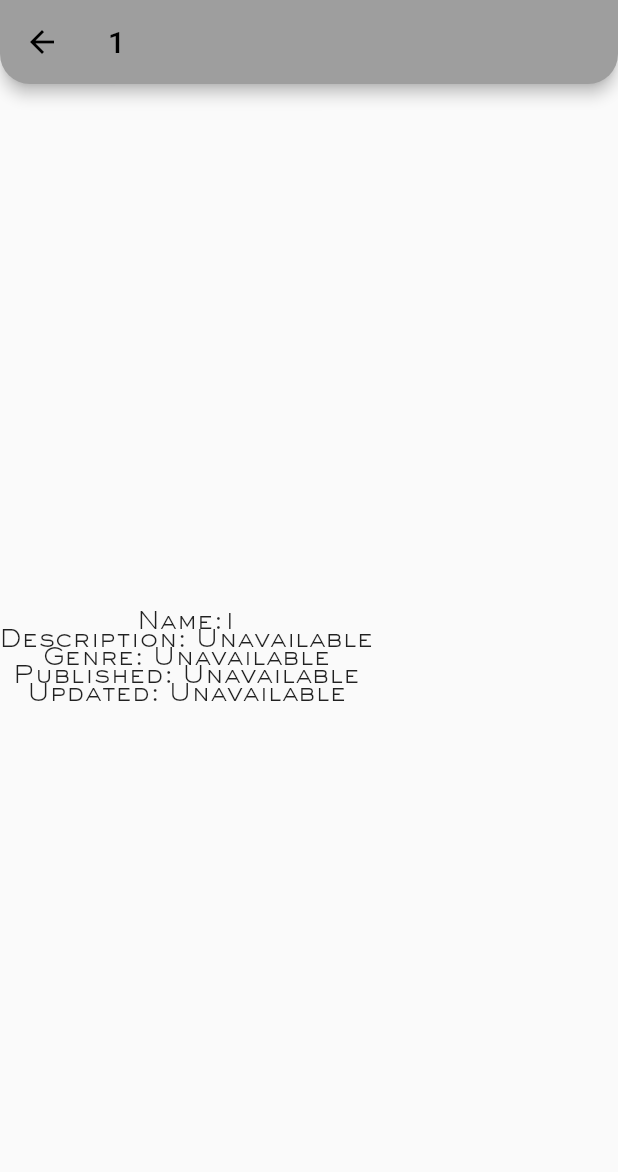
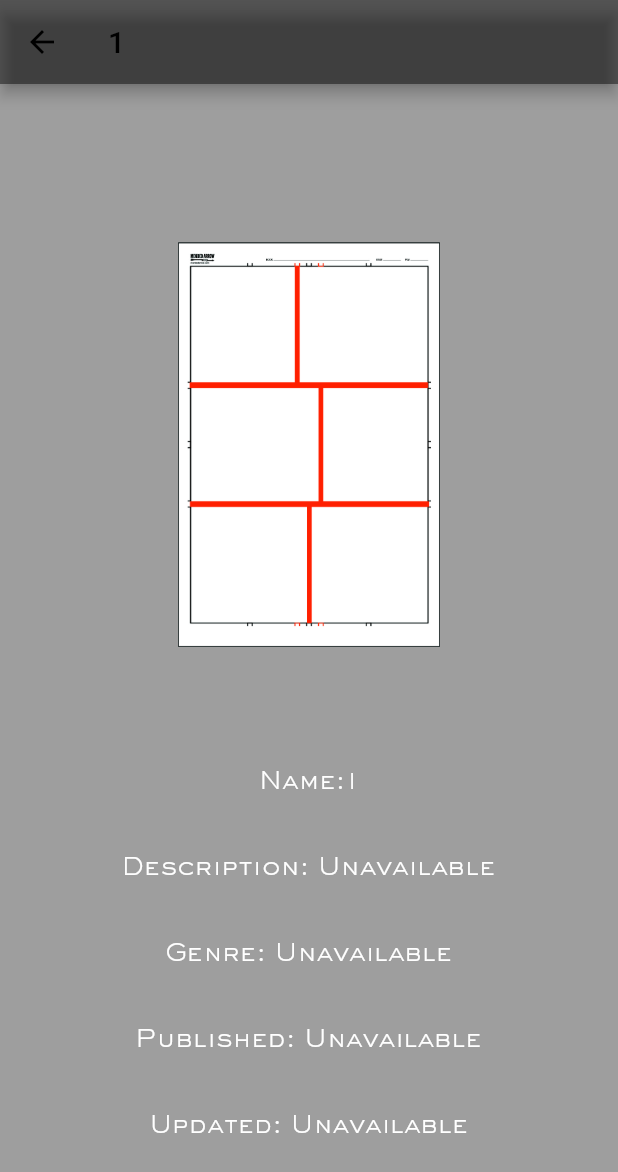
Before and after one commit to Nevermore-Interactive/Pipe-Drip, a Flutter app: the Catalogue screen opened directly, after a tap on an icon or button, on a phone screen of 412 x 824 dp. Shown: the top 1172 px of the screen. Run offline on Flutter 3.47's test engine with Material 2 defaults, Android fonts, the phone set to English and light mode, and no system bars; drawn by our look-alikes of auto_size_text.

Commit message:
completed indv page

```diff
--- a/lib/components/app_bar.dart
+++ b/lib/components/app_bar.dart
@@ -8,11 +8,6 @@ AppBar buildAppBar(
   Color textColor,
 ) {
   return AppBar(
-    shape: RoundedRectangleBorder(
-      borderRadius: BorderRadius.vertical(
-        bottom: Radius.circular(20),
-      ),
-    ),
     title: AutoSizeText(title,
         style: TextStyle(
           color: textColor,
--- a/lib/screens/catalogue.dart
+++ b/lib/screens/catalogue.dart
@@ -81,7 +81,7 @@ class Catalogue extends StatelessWidget {
       ),
     ];
     return Scaffold(
-      backgroundColor: Colors.grey,
+      backgroundColor: Colors.black12,
       appBar: buildAppBar(context, 'Catalogue', Colors.grey, Colors.black),
       body: ListView.builder(
           padding: EdgeInsets.only(top: 10.0),
@@ -90,7 +90,7 @@ class Catalogue extends StatelessWidget {
             return Padding(
               padding: const EdgeInsets.only(bottom: 8.0),
               child: Container(
-                color: Colors.black,
+                color: Colors.black54,
                 child: ListTile(
                     title: Text(
                       items[index].name,
--- a/lib/screens/home_screen.dart
+++ b/lib/screens/home_screen.dart
@@ -10,16 +10,7 @@ class Homescreen extends StatelessWidget {
   Widget build(BuildContext context) {
     return Scaffold(
       backgroundColor: Colors.black,
-      body: InkWell(
-        onTap: () {
-          //Navigator.push(
-          //context,
-          // MaterialPageRoute(
-          // builder: (context) => Menu(),
-          // )
-          // );
-        },
-        child: Center(
+      body: Center(
         child: Padding(
           padding: const EdgeInsets.only(top: 300.0),
           child: Column(
@@ -58,7 +49,6 @@ class Homescreen extends StatelessWidget {
           ),
         ),
       ),
-      ),
     );
   }
 }
--- a/lib/screens/indv_comic_det.dart
+++ b/lib/screens/indv_comic_det.dart
@@ -9,12 +9,22 @@ class IndvComicScreen extends StatelessWidget {
   @override
   Widget build(BuildContext context) {
     return Scaffold(
-      appBar: buildAppBar(context, item.name, Colors.grey, Colors.black),
-      body: Column(
+      backgroundColor: Colors.grey,
+      appBar: buildAppBar(context, item.name, Colors.black45, Colors.black),
+      body: Center(
+        child: Padding(
+          padding: EdgeInsets.all(20.0),
+          child: Column(
             children: <Widget>[
+              Image(
+                image: AssetImage(item.cover),
+                width: 175.0,
+                height: 350.0,
+              ),
               Text(
                 'Name:' + item.name ?? "No item",
                 style: TextStyle(
+                  color: Colors.white,
                   fontFamily: 'Sackers',
                   fontSize: 16.0,
                 ),
@@ -22,6 +32,7 @@ class IndvComicScreen extends StatelessWidget {
               Text(
                 'Description: ' + item.description ?? "No item",
                 style: TextStyle(
+                  color: Colors.white,
                   fontFamily: 'Sackers',
                   fontSize: 16.0,
                 ),
@@ -29,6 +40,7 @@ class IndvComicScreen extends StatelessWidget {
               Text(
                 'Genre: ' + item.genre ?? "No item",
                 style: TextStyle(
+                  color: Colors.white,
                   fontFamily: 'Sackers',
                   fontSize: 16.0,
                 ),
@@ -36,6 +48,7 @@ class IndvComicScreen extends StatelessWidget {
               Text(
                 'Published: ' + item.published ?? "No item",
                 style: TextStyle(
+                  color: Colors.white,
                   fontFamily: 'Sackers',
                   fontSize: 16.0,
                 ),
@@ -43,12 +56,15 @@ class IndvComicScreen extends StatelessWidget {
               Text(
                 'Updated: ' + item.updated ?? "No item",
                 style: TextStyle(
+                  color: Colors.white,
                   fontFamily: 'Sackers',
                   fontSize: 16.0,
                 ),
               ),
             ],
-        mainAxisAlignment: MainAxisAlignment.center,
+            mainAxisAlignment: MainAxisAlignment.spaceEvenly,
+          ),
+        ),
       ),
     );
   }
--- a/lib/screens/menu.dart
+++ b/lib/screens/menu.dart
@@ -11,11 +11,12 @@ class Menu extends StatelessWidget {
   @override
   Widget build(BuildContext context) {
     return Scaffold(
+      backgroundColor: Colors.black,
       appBar: buildAppBar(
         context,
         'Menu',
-        Colors.grey,
-        Colors.black,
+        Colors.white24,
+        Colors.white,
       ),
       body: ListView(
         padding: EdgeInsets.only(top: 10.0),
```
Lines whose indentation alone changed are shown as unchanged.
